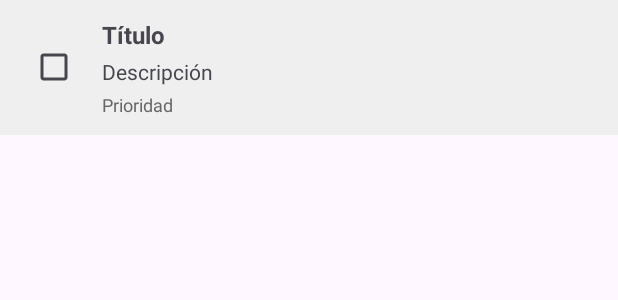
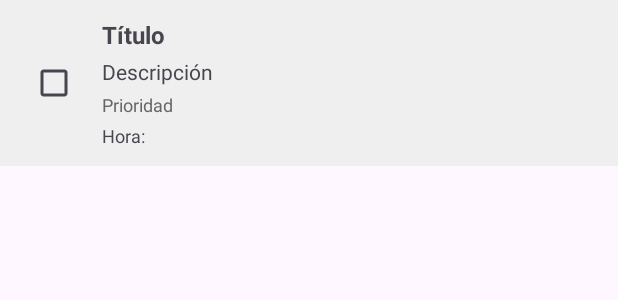
Before and after one commit to 4ndreaCatMen/TFG_CatalanMenachoAndrea, an Android app: the layout item_tarea.xml on its own in the app's theme, with its tools: preview values and no code run, on a phone screen of 412 x 824 dp. Shown: the top 300 px of the screen. Run offline under Robolectric (Android 15) with nearby library versions, the light colour scheme and no system bars.

Commit message:
Visualizacion hora en tareas

```diff
--- a/app/src/main/java/com/example/tidytask/TareaAdapter.kt
+++ b/app/src/main/java/com/example/tidytask/TareaAdapter.kt
@@ -19,6 +19,7 @@ class TareaAdapter(
         val tvTitulo: TextView = itemView.findViewById(R.id.tvTitulo)
         val tvDescripcion: TextView = itemView.findViewById(R.id.tvDescripcion)
         val tvPrioridad: TextView = itemView.findViewById(R.id.tvPrioridad)
+        val tvHora: TextView = itemView.findViewById(R.id.tvHora)
         val checkBox: CheckBox = itemView.findViewById(R.id.checkBoxCompletada)
     }
 
@@ -33,6 +34,7 @@ class TareaAdapter(
         holder.tvTitulo.text = tarea.titulo
         holder.tvDescripcion.text = tarea.descripcion
         holder.tvPrioridad.text = "Prioridad: ${tarea.prioridad}"
+        holder.tvHora.text = "Hora: ${tarea.hora}"
         holder.checkBox.isChecked = tarea.completada
 
         aplicarEstiloTachado(holder, tarea.completada)
--- a/app/src/main/res/layout/item_tarea.xml
+++ b/app/src/main/res/layout/item_tarea.xml
@@ -45,5 +45,13 @@
             android:textColor="#666"
             android:layout_marginTop="4dp" />
 
+        <TextView
+            android:id="@+id/tvHora"
+            android:layout_width="wrap_content"
+            android:layout_height="wrap_content"
+            android:text="Hora:"
+            android:textSize="12sp"
+            android:layout_marginTop="4dp" />
+
     </LinearLayout>
 </LinearLayout>
```
